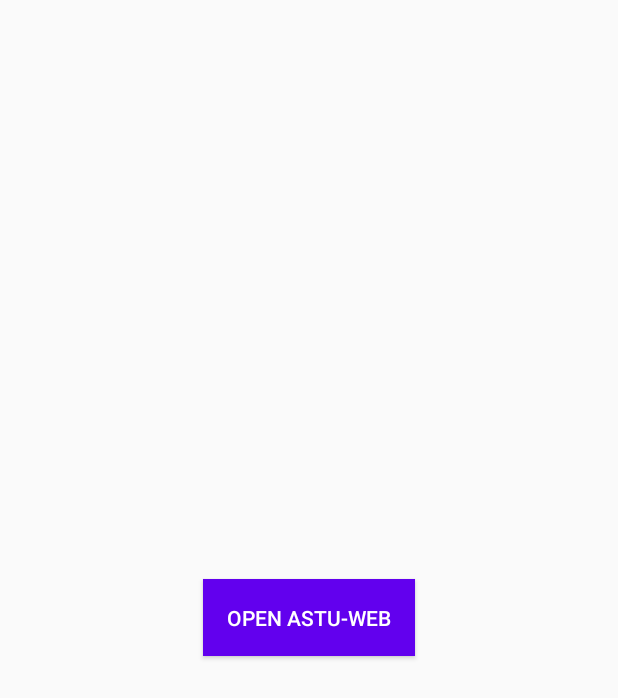
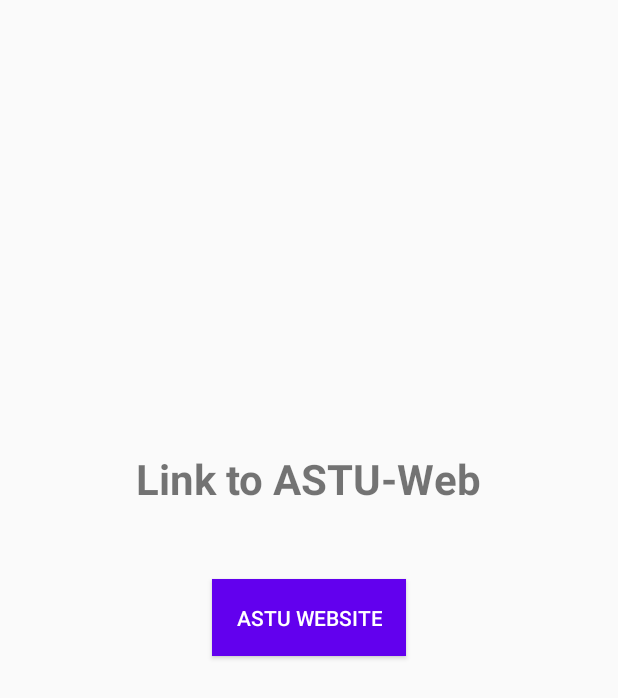
Before and after one commit to da-nn-yy/link_to_ASTU_web, an Android app built with Jetpack Compose: the layout activity_main.xml on its own in the app's theme, with its tools: preview values and no code run, on a phone screen of 412 x 824 dp. Shown: the top 698 px of the screen. Run offline under Robolectric (Android 15) with nearby library versions, the phone set to English and light mode, and no system bars.

Commit message:
modified: MainActivity.kit and activity_main.xml

```diff
--- a/app/build.gradle.kts
+++ b/app/build.gradle.kts
@@ -4,11 +4,11 @@ plugins {
 }
 
 android {
-    namespace = "com.example.bmi_claculator"
+    namespace = "com.example.astuweblink"
     compileSdk = 34
 
     defaultConfig {
-        applicationId = "com.example.bmi_claculator"
+        applicationId = "com.example.astuweblink"
         minSdk = 24
         targetSdk = 34
         versionCode = 1
--- a/app/src/main/res/layout/activity_main.xml
+++ b/app/src/main/res/layout/activity_main.xml
@@ -4,12 +4,22 @@
     android:layout_height="match_parent"
     tools:context=".MainActivity">
 
+    <TextView
+        android:id="@+id/HeightTitleTextView"
+        android:layout_width="wrap_content"
+        android:layout_height="wrap_content"
+        android:layout_centerHorizontal="true"
+        android:text="@string/link_to_astu_web"
+        android:textSize="28sp"
+        android:textStyle="bold"
+        android:layout_marginTop="300dp" />
+
     <Button
-        android:id="@+id/openAstuWebButton"
+        android:id="@+id/openAstuWeb"
         android:layout_width="wrap_content"
         android:layout_height="wrap_content"
         android:layout_centerInParent="true"
-        android:text="@string/open_astu_web"
+        android:text="ASTU Website"
         android:background="@color/purple_500"
         android:textColor="@android:color/white"
         android:padding="16dp" />
--- a/app/src/main/res/values/strings.xml
+++ b/app/src/main/res/values/strings.xml
@@ -1,4 +1,6 @@
 <resources>
-    <string name="app_name">astuWebLink</string>
+    <string name="app_name">ASTU</string>
     <string name="open_astu_web">Open ASTU-Web</string>
+    <string name="open_astu_website">Open ASTU Website</string>
+    <string name="link_to_astu_web">Link to ASTU-Web</string>
 </resources>
```
Also changed, not shown: app/src/main/AndroidManifest.xml (+6 -10 lines), app/src/main/java/com/example/astuweblink/MainActivity.kt (+7 -7 lines).
